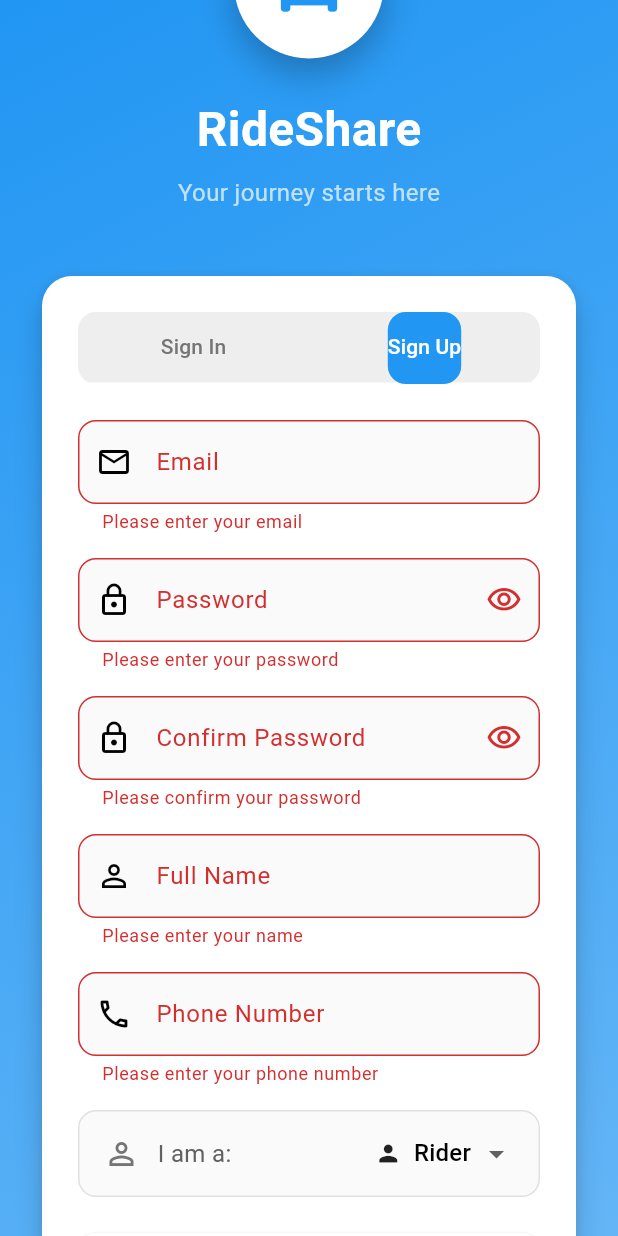
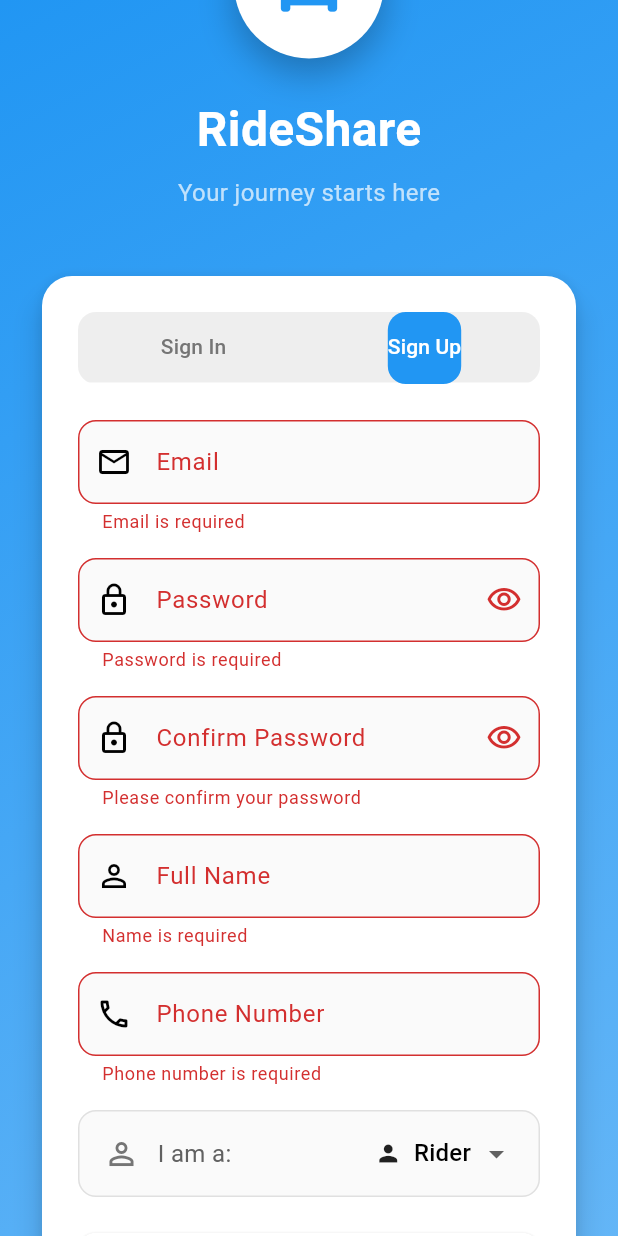
Before and after one commit to Moamen-ahmed-13/ride_sharing_app, a Flutter app: the AuthScreen screen opened directly, tab 2 chosen, scrolled down 85 dp, after a tap on "Sign Up", on a phone screen of 412 x 824 dp. Run offline on Flutter 3.47's test engine with Material 3 defaults, Android fonts, the phone set to English and light mode, and no system bars; our stand-ins replace equatable, firebase_auth, firebase_core, firebase_database, firebase_messaging, flutter_bloc and 8 more; accounts and stored records are empty.

```diff
--- a/lib/main.dart
+++ b/lib/main.dart
@@ -156,7 +156,6 @@ class ErrorApp extends StatelessWidget {
                 SizedBox(height: 24),
                 ElevatedButton(
                   onPressed: () {
-                    // Restart app
                   },
                   child: Text('Retry'),
                 ),
--- a/lib/screens/auth/auth_screen.dart
+++ b/lib/screens/auth/auth_screen.dart
@@ -4,6 +4,7 @@ import 'package:ride_sharing_app/cubits/auth/auth_cubit.dart';
 import 'package:ride_sharing_app/cubits/auth/auth_state.dart';
 import 'package:ride_sharing_app/screens/driver/driver_home_screen.dart';
 import 'package:ride_sharing_app/screens/rider/rider_home_screen.dart';
+import 'package:ride_sharing_app/utils/validators.dart';
 
 class AuthScreen extends StatefulWidget {
   @override
@@ -55,72 +56,38 @@ class _AuthScreenState extends State<AuthScreen>
     super.dispose();
   }
 
+// In _AuthScreenState
 String? _validateEmail(String? value) {
-    if (value == null || value.isEmpty) {
-      return 'Please enter your email';
-    }
-    if (!RegExp(r'^[\w-\.]+@([\w-]+\.)+[\w-]{2,4}$').hasMatch(value)) {
-      return 'Please enter a valid email';
-    }
-    return null;
+  return Validators.validateEmail(value);
 }
 
 String? _validatePassword(String? value) {
-    if (value == null || value.isEmpty) {
-      return 'Please enter your password';
-    }
-    if (value.length < 6) {
-      return 'Password must be at least 6 characters';
-    }
-    return null;
+  return Validators.validatePassword(value);
 }
 
 String? _validateConfirmPassword(String? value) {
-    if (value == null || value.isEmpty) {
-      return 'Please confirm your password';
-    }
-    if (value != _passwordController.text) {
-      return 'Passwords do not match';
-    }
-    return null;
+  return Validators.validateConfirmPassword(value, _passwordController.text);
 }
 
 String? _validateName(String? value) {
-    if (value == null || value.isEmpty) {
-      return 'Please enter your name';
-    }
-    return null;
+  return Validators.validateName(value);
 }
 
 String? _validatePhone(String? value) {
-    if (value == null || value.isEmpty) {
-      return 'Please enter your phone number';
-    }
-    return null;
+  return Validators.validatePhone(value);
 }
 
 String? _validateVehicleType(String? value) {
-    if (_role == 'driver' && (value == null || value.isEmpty)) {
-      return 'Please enter vehicle type';
-    }
-    return null;
+  return Validators.validateVehicleType(value);
 }
 
 String? _validateVehicleNumber(String? value) {
-    if (_role == 'driver' && (value == null || value.isEmpty)) {
-      return 'Please enter vehicle number';
-    }
-    return null;
+  return Validators.validateVehicleNumber(value);
 }
 
 String? _validateLicenseNumber(String? value) {
-    if (_role == 'driver' && (value == null || value.isEmpty)) {
-      return 'Please enter license number';
-    }
-    return null;
-  }
-
-  void _handleSubmit() {
+  return Validators.validateLicenseNumber(value);
+}  void _handleSubmit() {
     if (_formKey.currentState!.validate()) {
       final email = _emailController.text.trim();
       final password = _passwordController.text;
--- a/lib/screens/shared/notification.dart
+++ b/lib/screens/shared/notification.dart
@@ -1,11 +1,11 @@
 import 'package:flutter/material.dart';
 import 'package:firebase_database/firebase_database.dart';
-import 'package:intl/intl.dart';
 import 'package:flutter_bloc/flutter_bloc.dart';
 import 'package:ride_sharing_app/cubits/auth/auth_cubit.dart';
 import 'package:ride_sharing_app/cubits/auth/auth_state.dart';
 import 'package:ride_sharing_app/cubits/notification/notification_cubit.dart';
 import 'package:ride_sharing_app/models/notification_item_model.dart';
+import 'package:ride_sharing_app/utils/constants/database_paths.dart';
 import 'package:ride_sharing_app/utils/widgets/notification_card.dart';
 
 class NotificationCenterScreen extends StatefulWidget {
@@ -31,7 +31,7 @@ class _NotificationCenterScreenState extends State<NotificationCenterScreen> {
       final authState = context.read<AuthCubit>().state;
       if (authState is AuthAuthenticated) {
         final snapshot = await _db
-            .child('notifications/${authState.user.id}')
+            .child(DatabasePaths.userNotifications(authState.user.id))
             .orderByChild('timestamp')
             .limitToLast(50)
             .get();
```
Also changed, not shown: lib/services/auth_service.dart (+27 -15 lines), lib/services/firebase_database_service.dart (+11 -10 lines), lib/services/notification_service.dart (+9 -7 lines), lib/utils/constants/database_paths.dart (added, +22 -0 lines). Lines whose indentation alone changed are shown as unchanged.
